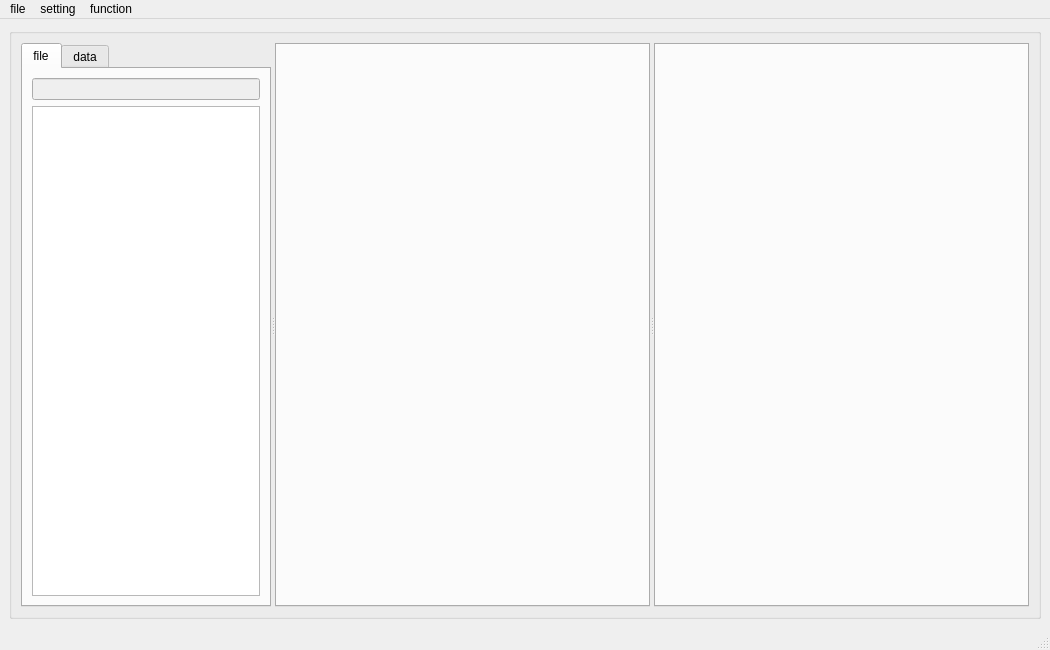
Old version of the form Editor_UI/main.ui in the repository CMZSrost/NEOeditor.
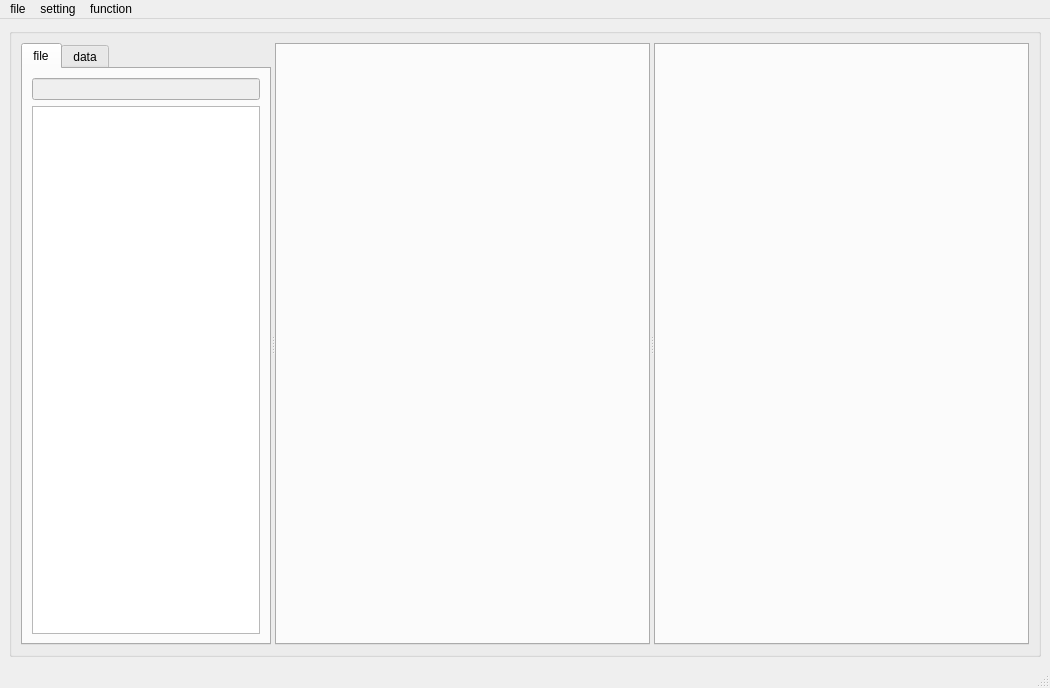
New version of the form. Custom widgets are drawn as their Qt base class.

Commit message: 0.78:完善了合成表功能

What changed in the file:
```diff
--- a/Editor_UI/main.ui
+++ b/Editor_UI/main.ui
@@ -7,7 +7,7 @@
     <x>0</x>
     <y>0</y>
     <width>1050</width>
-    <height>650</height>
+    <height>688</height>
    </rect>
   </property>
   <property name="mouseTracking">
```
The commit also changes 2 other files.
